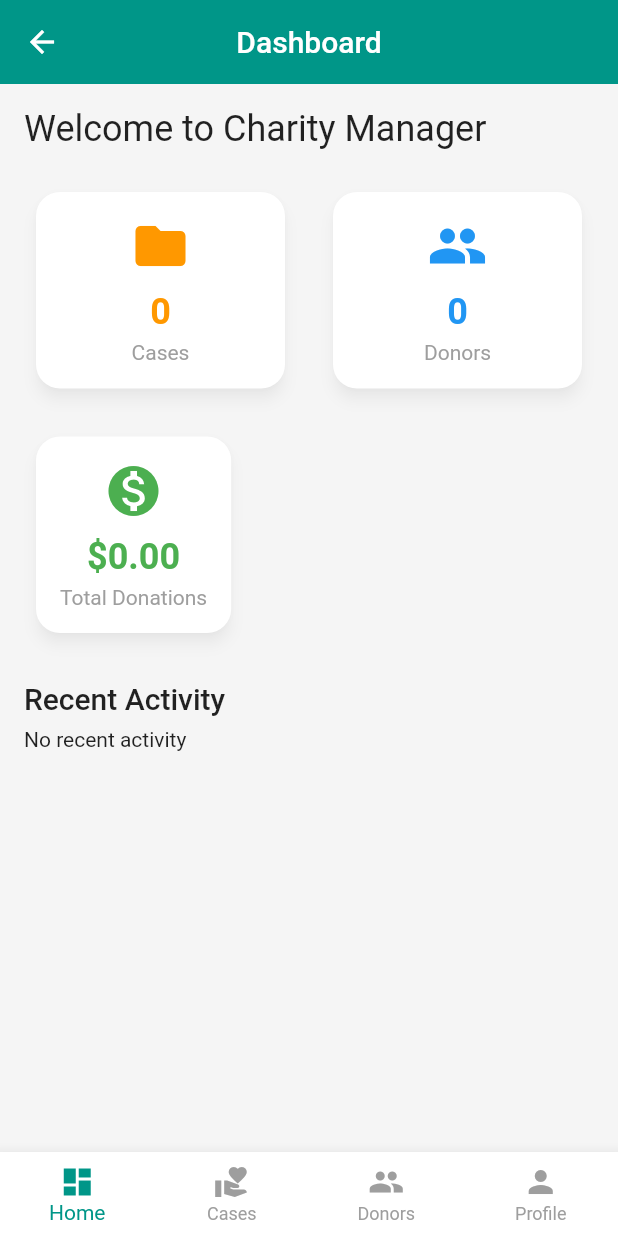
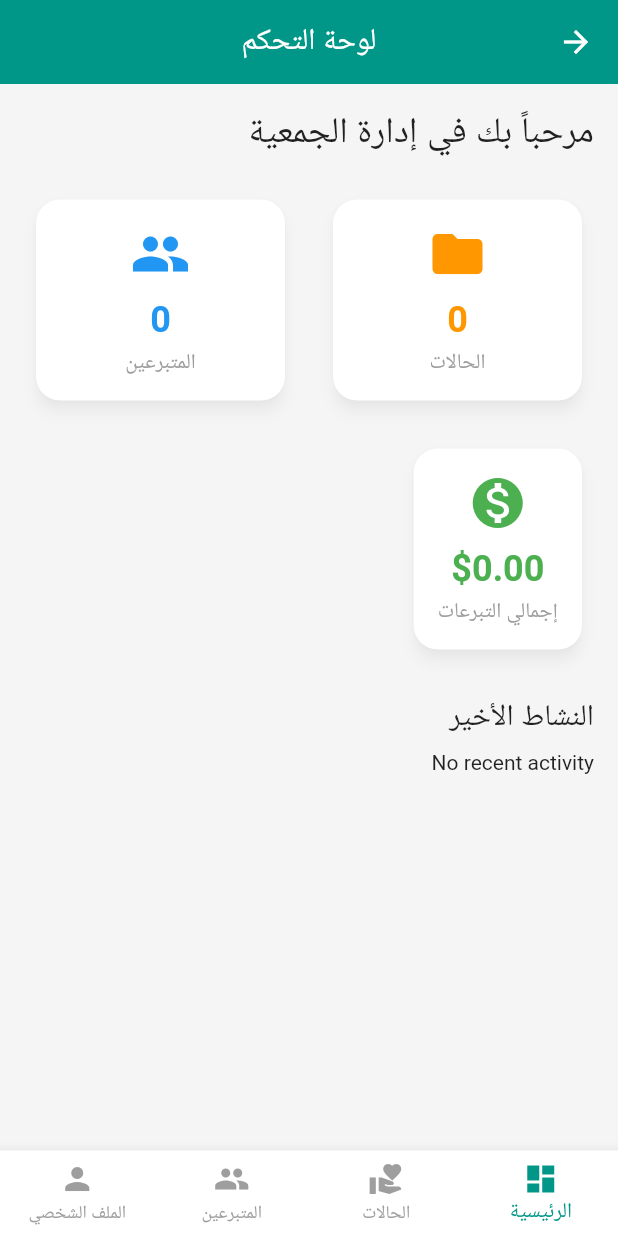
Before and after one commit to AbdullahAlatabee/fundraising_organization, a Flutter app: the MainView screen opened by its route, on a phone screen of 412 x 824 dp. Run offline on Flutter 3.47's test engine with Material 3 defaults, Android fonts, the phone set to English and light mode, and no system bars; our stand-ins replace get, image_picker, shared_preferences, sqflite; accounts and stored records are empty.

Commit message:
final update the project

```diff
--- a/lib/controllers/settings_controller.dart
+++ b/lib/controllers/settings_controller.dart
@@ -5,7 +5,7 @@
 
 class SettingsController extends GetxController {
   var isDarkMode = false.obs;
-  var currentLocale = Locale('en', 'US').obs;
+  var currentLocale = Locale('ar', 'SA').obs; // Arabic as default
 
   @override
   void onInit() {
@@ -26,12 +26,17 @@
       Get.changeThemeMode(ThemeMode.light);
     }
 
-    // Language
+    // Language - default to Arabic if not set
     String? lang = prefs.getString(AppKeys.language);
-    if (lang == 'ar') {
+    if (lang == 'en') {
+      currentLocale.value = Locale('en', 'US');
+    } else {
+      // Default to Arabic
       currentLocale.value = Locale('ar', 'SA');
-    } else {
-      currentLocale.value = Locale('en', 'US');
+      if (lang == null) {
+        // Save Arabic as default on first run
+        await prefs.setString(AppKeys.language, 'ar');
+      }
     }
     Get.updateLocale(currentLocale.value);
   }
--- a/lib/main.dart
+++ b/lib/main.dart
@@ -1,11 +1,11 @@
 import 'package:flutter/material.dart';
 import 'package:get/get.dart';
 import 'routes/app_pages.dart';
-import 'routes/app_routes.dart';
+// import 'routes/app_routes.dart';
 import 'bindings/initial_binding.dart';
 import 'themes/app_theme.dart';
 import 'translations/app_translations.dart';
-import 'controllers/settings_controller.dart';
+// import 'controllers/settings_controller.dart';
 
 void main() async {
   WidgetsFlutterBinding.ensureInitialized();
@@ -34,7 +34,7 @@
 
       // Localization
       translations: AppTranslations(),
-      locale: Locale('en', 'US'),
+      locale: Locale('ar', 'SA'), // Arabic as default
       fallbackLocale: Locale('en', 'US'),
 
       // Routes
--- a/lib/translations/app_translations.dart
+++ b/lib/translations/app_translations.dart
@@ -66,6 +66,11 @@
           'select_donor': 'Select Donor',
           'type': 'Type',
           'activity_logs': 'Activity Logs',
+          'error': 'Error',
+          'success': 'Success',
+          'name_required': 'Name is required',
+          'profile_updated': 'Profile updated successfully',
+          'update_failed': 'Failed to update profile',
         },
         'ar_SA': {
           'app_name': 'إدارة الجمعية الخيرية',
@@ -130,6 +135,11 @@
           'select_donor': 'اختر المتبرع',
           'type': 'النوع',
           'activity_logs': 'سجلات النشاط',
+          'error': 'خطأ',
+          'success': 'نجح',
+          'name_required': 'الاسم مطلوب',
+          'profile_updated': 'تم تحديث الملف الشخصي بنجاح',
+          'update_failed': 'فشل تحديث الملف الشخصي',
         },
       };
 }
--- a/lib/views/dashboard/dashboard_view.dart
+++ b/lib/views/dashboard/dashboard_view.dart
@@ -24,7 +24,7 @@
           // Stats Cards
           Row(
             children: [
-              Expanded(child: _buildStatCard('cases'.tr, caseController.cases.length.toString(), Icons.folder, Colors.orange)),
+              Expanded(child: Obx(() => _buildStatCard('cases'.tr, caseController.cases.length.toString(), Icons.folder, Colors.orange))),
               SizedBox(width: 16),
               Expanded(child: Obx(() => _buildStatCard('donors'.tr, donorController.donors.length.toString(), Icons.people, Colors.blue))),
             ],
@@ -65,7 +65,7 @@
   }
 
   Widget _buildStatCard(String title, String value, IconData icon, Color color) {
-    return Obx(() => Card( // Obx here just in case parent rebuilds, but mostly value handles it if it's obx
+    return Card(
       elevation: 4,
       shape: RoundedRectangleBorder(borderRadius: BorderRadius.circular(16)),
       child: Padding(
@@ -81,6 +81,6 @@
           ],
         ),
       ),
-    ));
+    );
   }
 }
--- a/lib/views/home/home_view.dart
+++ b/lib/views/home/home_view.dart
@@ -7,7 +7,7 @@
 
 import 'dart:io';
 
-class HomeView extends GetView<DonationCaseController> {
+class HomeView extends StatelessWidget {
   const HomeView({Key? key}) : super(key: key);
 
   ImageProvider? _getImageProvider(String? path) {
@@ -21,6 +21,8 @@
 
   @override
   Widget build(BuildContext context) {
+    final controller = Get.find<DonationCaseController>();
+
     return Obx(() {
       if (controller.isLoading.value) {
         return Center(child: CircularProgressIndicator());
--- a/lib/views/main/main_view.dart
+++ b/lib/views/main/main_view.dart
@@ -8,16 +8,18 @@
 import '../../controllers/profile_controller.dart';
 import '../../routes/app_routes.dart';
 
-class MainView extends GetView<MainController> {
+class MainView extends StatelessWidget {
   const MainView({Key? key}) : super(key: key);
 
   @override
   Widget build(BuildContext context) {
+    final controller = Get.find<MainController>();
+
     return Obx(() => Scaffold(
       appBar: AppBar(
-        title: Text(_getTitle()),
+        title: Text(_getTitle(controller.currentIndex.value)),
         centerTitle: true,
-        actions: _buildAppBarActions(),
+        actions: _buildAppBarActions(controller.currentIndex.value),
       ),
       body: IndexedStack(
         index: controller.currentIndex.value,
@@ -38,12 +40,12 @@
           BottomNavigationBarItem(icon: Icon(Icons.person), label: 'profile'.tr),
         ],
       ),
-      floatingActionButton: _buildFAB(),
+      floatingActionButton: _buildFAB(controller.currentIndex.value),
     ));
   }
 
-  String _getTitle() {
-    switch (controller.currentIndex.value) {
+  String _getTitle(int index) {
+    switch (index) {
       case 0:
         return 'dashboard'.tr;
       case 1:
@@ -57,8 +59,8 @@
     }
   }
 
-  Widget? _buildFAB() {
-    switch (controller.currentIndex.value) {
+  Widget? _buildFAB(int index) {
+    switch (index) {
       case 1: // Cases tab
         return FloatingActionButton(
           onPressed: () => Get.toNamed(AppRoutes.ADD_CASE),
@@ -74,8 +76,8 @@
     }
   }
 
-  List<Widget>? _buildAppBarActions() {
-    if (controller.currentIndex.value == 3) { // Profile tab
+  List<Widget>? _buildAppBarActions(int index) {
+    if (index == 3) { // Profile tab
       final profileController = Get.find<ProfileController>();
       return [
         Obx(() => IconButton(
```
Also changed, not shown: lib/controllers/profile_controller.dart (+22 -7 lines), lib/views/donors/donors_view.dart (+5 -3 lines), lib/views/profile/profile_view.dart (+50 -24 lines), lib/views/splash_view.dart (+6 -4 lines), 1 other file.
